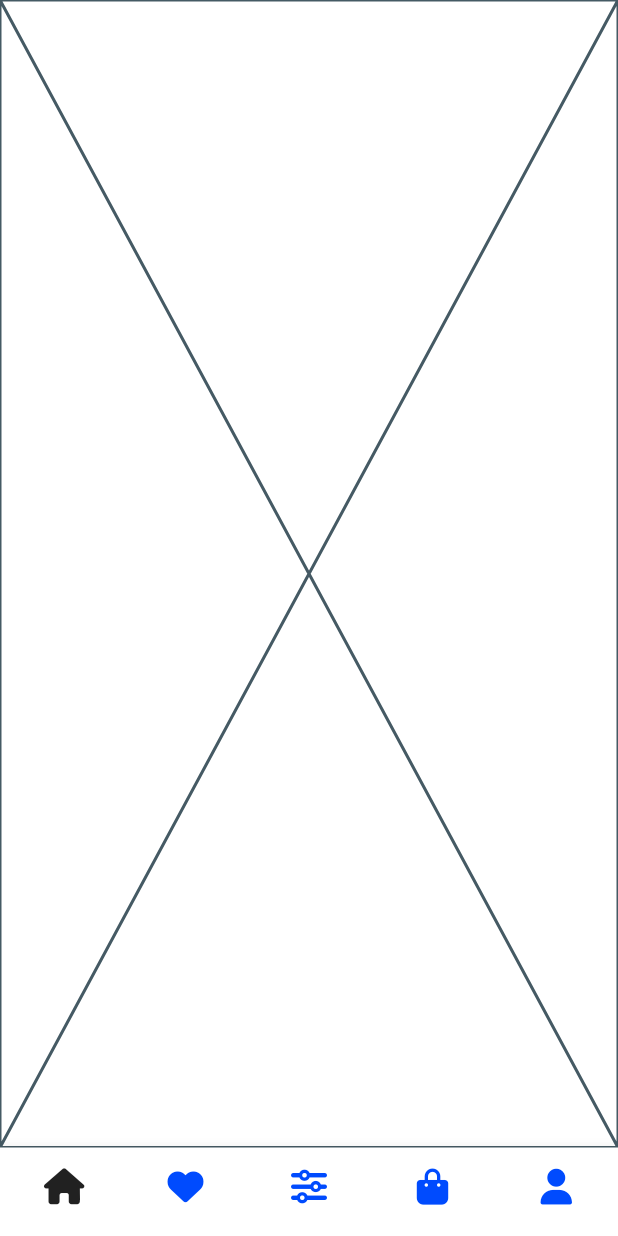
After one commit to goutam2597/ui_kit_ecom, a Flutter app: the BottomNavBar screen opened directly, on a phone screen of 412 x 824 dp. The commit adds this screen. Run offline on Flutter 3.47's test engine with Material 3 defaults, Android fonts, the phone set to English and light mode, and no system bars; our stand-ins replace flutter_svg, font_awesome_flutter, pinput, smooth_page_indicator.

Commit message:
bottom nav bar added

```diff
--- a/lib/features/auth/ui/screens/splash_screen.dart
+++ b/lib/features/auth/ui/screens/splash_screen.dart
@@ -1,5 +1,6 @@
 import 'package:flutter/material.dart';
 import 'package:ui_kit_ecom/app/app_colors.dart';
+import 'package:ui_kit_ecom/app/assets_path.dart';
 import 'package:ui_kit_ecom/features/auth/ui/screens/login_screen.dart';
 import 'package:ui_kit_ecom/features/auth/ui/screens/sign_up_screen.dart';
 
@@ -32,7 +33,7 @@ class SplashScreen extends StatelessWidget {
                 shape: BoxShape.circle,
                 image: DecorationImage(
                   scale: 0.9,
-                  image: AssetImage('assets/images/logo.png'),
+                  image: AssetImage(AssetsPath.appLogo),
                 ),
               ),
             ),
--- /dev/null
+++ b/lib/features/common/ui/screens/bottom_nav_bar.dart
@@ -0,0 +1,74 @@
+import 'package:flutter/material.dart';
+import 'package:font_awesome_flutter/font_awesome_flutter.dart';
+import 'package:ui_kit_ecom/app/app_colors.dart';
+import 'package:ui_kit_ecom/features/home/ui/screens/home_screen.dart';
+
+class BottomNavBar extends StatefulWidget {
+  const BottomNavBar({super.key});
+
+  @override
+  State<BottomNavBar> createState() => _BottomNavBarState();
+}
+
+class _BottomNavBarState extends State<BottomNavBar> {
+  int _selectedIndex = 0;
+
+  void _onItemTapped(int index) {
+    setState(() {
+      _selectedIndex = index;
+    });
+  }
+
+  late final List<Widget> _navScreens;
+
+  @override
+  void initState() {
+    _navScreens = [
+      HomeScreen(),
+      Center(child: Text('1')),
+      Center(child: Text('2')),
+      Center(child: Text('3')),
+      Center(child: Text('4')),
+    ];
+    super.initState();
+  }
+
+  @override
+  Widget build(BuildContext context) {
+    return Scaffold(
+      body: _navScreens[_selectedIndex],
+      bottomNavigationBar: BottomNavigationBar(
+        currentIndex: _selectedIndex,
+        onTap: _onItemTapped,
+        backgroundColor: Colors.white,
+        selectedItemColor: Colors.grey.shade900,
+        unselectedItemColor: AppColors.themeColor,
+        type: BottomNavigationBarType.fixed,
+        showSelectedLabels: false,
+        showUnselectedLabels: false,
+        items: [
+          BottomNavigationBarItem(
+            icon: Icon(FontAwesomeIcons.house),
+            label: '',
+          ),
+          BottomNavigationBarItem(
+            icon: Icon(FontAwesomeIcons.solidHeart),
+            label: '',
+          ),
+          BottomNavigationBarItem(
+            icon: Icon(FontAwesomeIcons.sliders),
+            label: '',
+          ),
+          BottomNavigationBarItem(
+            icon: Icon(FontAwesomeIcons.bagShopping),
+            label: '',
+          ),
+          BottomNavigationBarItem(
+            icon: Icon(FontAwesomeIcons.solidUser),
+            label: '',
+          ),
+        ],
+      ),
+    );
+  }
+}
--- /dev/null
+++ b/lib/features/home/ui/screens/home_screen.dart
@@ -0,0 +1,10 @@
+import 'package:flutter/material.dart';
+
+class HomeScreen extends StatelessWidget {
+  const HomeScreen({super.key});
+
+  @override
+  Widget build(BuildContext context) {
+    return const Placeholder();
+  }
+}
--- a/pubspec.yaml
+++ b/pubspec.yaml
@@ -16,6 +16,7 @@ dependencies:
   pinput: ^5.0.1
   intro_slider: ^4.2.5
   smooth_page_indicator: ^1.2.1
+  font_awesome_flutter: ^10.8.0
 
 dev_dependencies:
   flutter_test:
```
Also changed, not shown: lib/app/assets_path.dart (added, +19 -0 lines), lib/features/auth/ui/screens/welcome_carousel.dart (+9 -2 lines), pubspec.lock.
